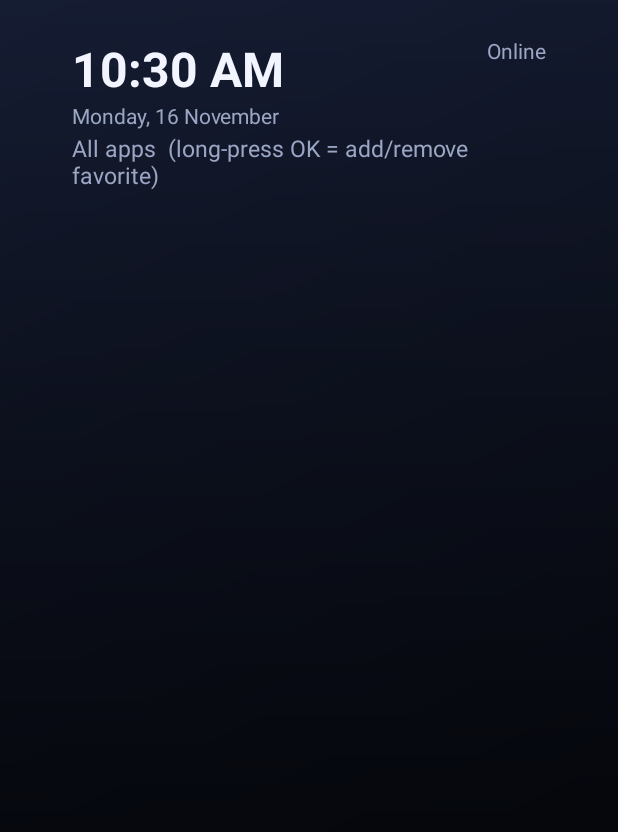
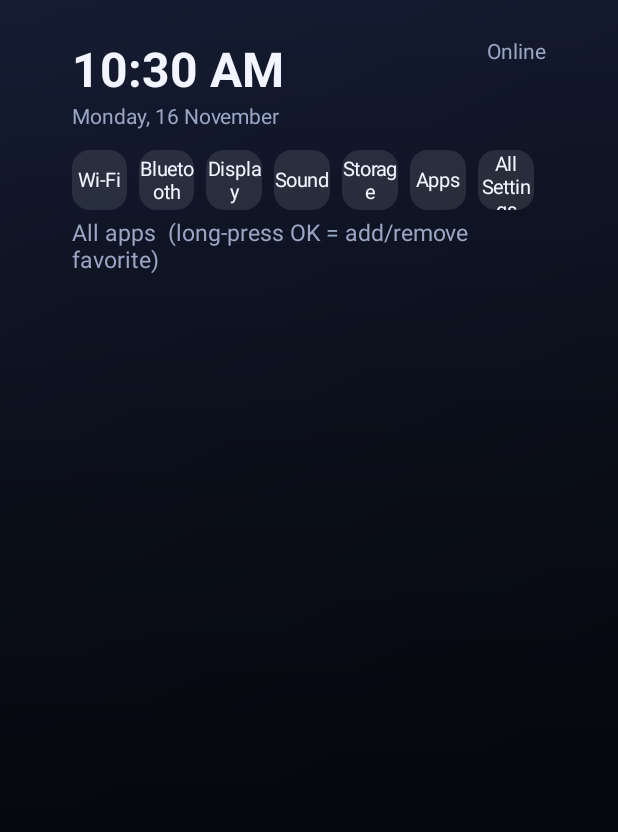
Before and after one commit to Hackerin63/TVCustom, an Android app: the MainActivity screen opened directly, with no data from a screen before it, on a phone screen of 412 x 824 dp. Shown: the top 832 px of the screen. Run offline under Robolectric (Android 15) with nearby library versions, the phone set to English and light mode, and no system bars.

Commit message:
3rd commit

```diff
--- a/app/src/main/AndroidManifest.xml
+++ b/app/src/main/AndroidManifest.xml
@@ -7,7 +7,7 @@
         <intent><action android:name="android.intent.action.MAIN" /><category android:name="android.intent.category.LEANBACK_LAUNCHER" /></intent>
         <intent><action android:name="android.intent.action.MAIN" /><category android:name="android.intent.category.LAUNCHER" /></intent>
     </queries>
-    <application android:label="Aurora" android:icon="@drawable/banner" android:banner="@drawable/banner"
+    <application android:label="KPM TV" android:icon="@drawable/banner" android:banner="@drawable/banner"
         android:theme="@style/AppTheme" android:allowBackup="false">
         <activity android:name=".MainActivity" android:exported="true" android:launchMode="singleTask"
             android:stateNotNeeded="true" android:configChanges="keyboard|keyboardHidden|navigation|orientation|screenSize|uiMode">
--- a/app/src/main/java/com/arun/aurora/MainActivity.kt
+++ b/app/src/main/java/com/arun/aurora/MainActivity.kt
@@ -1,6 +1,7 @@
 package com.arun.aurora
 
 import android.app.Activity
+import android.content.ActivityNotFoundException
 import android.content.Context
 import android.content.Intent
 import android.graphics.Bitmap
@@ -10,18 +11,24 @@ import android.net.NetworkCapabilities
 import android.os.Bundle
 import android.os.Handler
 import android.os.Looper
+import android.provider.Settings
+import android.view.Gravity
 import android.view.View
+import android.view.ViewGroup
 import android.widget.ImageView
+import android.widget.LinearLayout
 import android.widget.TextView
+import androidx.recyclerview.widget.GridLayoutManager
 import androidx.recyclerview.widget.LinearLayoutManager
 import androidx.recyclerview.widget.RecyclerView
 import java.io.File
 import java.text.SimpleDateFormat
 import java.util.Date
-import androidx.recyclerview.widget.GridLayoutManager
 import java.util.Locale
 
 class MainActivity : Activity() {
+    companion object { private var splashDone = false }
+
     private lateinit var repo: AppRepository
     private val handler = Handler(Looper.getMainLooper())
     private lateinit var clock: TextView
@@ -31,6 +38,7 @@ class MainActivity : Activity() {
     private lateinit var recentLabel: TextView
     private lateinit var favRow: RecyclerView
     private lateinit var recentRow: RecyclerView
+    private lateinit var allRow: RecyclerView
     private lateinit var favAdapter: AppAdapter
     private lateinit var recentAdapter: AppAdapter
     private lateinit var allAdapter: AppAdapter
@@ -52,11 +60,12 @@ class MainActivity : Activity() {
         clock = findViewById(R.id.clock); date = findViewById(R.id.date); status = findViewById(R.id.status)
         favLabel = findViewById(R.id.favLabel); recentLabel = findViewById(R.id.recentLabel)
         favRow = findViewById(R.id.favRow); recentRow = findViewById(R.id.recentRow)
+        allRow = findViewById(R.id.allRow)
         favAdapter = newAdapter(); recentAdapter = newAdapter(); allAdapter = newAdapter()
         setupRow(favRow, favAdapter); setupRow(recentRow, recentAdapter)
-        val allRv = findViewById<RecyclerView>(R.id.allRow)
-allRv.layoutManager = GridLayoutManager(this, 5)
-allRv.adapter = allAdapter
+        allRow.layoutManager = GridLayoutManager(this, 5)
+        allRow.adapter = allAdapter
+        buildSettingsRow()
     }
 
     private fun newAdapter() = AppAdapter(
@@ -74,14 +83,86 @@ allRv.adapter = allAdapter
         rv.setHasFixedSize(true)
     }
 
+    // Shortcuts into the native Settings app (original Settings is untouched)
+    private fun buildSettingsRow() {
+        val row = findViewById<LinearLayout>(R.id.settingsRow)
+        val items = listOf(
+            "Wi-Fi" to Settings.ACTION_WIFI_SETTINGS,
+            "Bluetooth" to Settings.ACTION_BLUETOOTH_SETTINGS,
+            "Display" to Settings.ACTION_DISPLAY_SETTINGS,
+            "Sound" to Settings.ACTION_SOUND_SETTINGS,
+            "Storage" to Settings.ACTION_INTERNAL_STORAGE_SETTINGS,
+            "Apps" to Settings.ACTION_APPLICATION_SETTINGS,
+            "All Settings" to Settings.ACTION_SETTINGS
+        )
+        val gap = (8 * resources.displayMetrics.density).toInt()
+        items.forEach { (label, action) ->
+            val tv = TextView(this).apply {
+                text = label
+                setTextColor(getColor(R.color.text_primary))
+                textSize = 13f
+                gravity = Gravity.CENTER
+                isFocusable = true
+                isClickable = true
+                setBackgroundResource(R.drawable.tile_bg)
+                layoutParams = LinearLayout.LayoutParams(0, ViewGroup.LayoutParams.MATCH_PARENT, 1f).apply { marginEnd = gap }
+                setOnClickListener { openSettings(action) }
+                setOnFocusChangeListener { v, f ->
+                    val s = if (f) 1.08f else 1f
+                    v.animate().scaleX(s).scaleY(s).setDuration(120).start()
+                }
+            }
+            row.addView(tv)
+        }
+    }
+
+    private fun openSettings(action: String) {
+        try {
+            startActivity(Intent(action).addFlags(Intent.FLAG_ACTIVITY_NEW_TASK))
+        } catch (e: ActivityNotFoundException) {
+            try { startActivity(Intent(Settings.ACTION_SETTINGS).addFlags(Intent.FLAG_ACTIVITY_NEW_TASK)) }
+            catch (_: Exception) { }
+        }
+    }
+
     override fun onResume() {
         super.onResume()
         loadWallpaper()
         refresh()
         handler.removeCallbacks(tick); handler.post(tick)
+        if (splashDone) {
+            findViewById<View>(R.id.splash).visibility = View.GONE
+            animateIn()
+        } else {
+            playSplash()
+        }
     }
 
     override fun onPause() { handler.removeCallbacks(tick); super.onPause() }
+
+    // "KPM TV" intro, plays once per boot (process start)
+    private fun playSplash() {
+        splashDone = true
+        val s = findViewById<View>(R.id.splash)
+        val t = findViewById<View>(R.id.splashText)
+        s.visibility = View.VISIBLE
+        s.alpha = 1f
+        t.alpha = 0f; t.scaleX = 0.9f; t.scaleY = 0.9f
+        t.animate().alpha(1f).scaleX(1f).scaleY(1f).setDuration(700).withEndAction {
+            s.animate().alpha(0f).setStartDelay(600).setDuration(450).withEndAction {
+                s.visibility = View.GONE
+                animateIn()
+            }.start()
+        }.start()
+    }
+
+    private fun animateIn() {
+        val views = listOf<View>(findViewById(R.id.settingsRow), favRow, recentRow, allRow)
+        views.forEachIndexed { i, v ->
+            v.alpha = 0f; v.translationY = 30f
+            v.animate().alpha(1f).translationY(0f).setStartDelay(80L * i).setDuration(350).start()
+        }
+    }
 
     private fun refresh() {
         val all = repo.allApps()
--- a/app/src/main/res/layout/activity_main.xml
+++ b/app/src/main/res/layout/activity_main.xml
@@ -13,8 +13,10 @@
             <TextView android:id="@+id/status" android:layout_width="wrap_content" android:layout_height="wrap_content"
                 android:layout_alignParentEnd="true" android:textColor="@color/text_secondary" android:textSize="14sp" />
         </RelativeLayout>
+        <LinearLayout android:id="@+id/settingsRow" android:layout_width="match_parent" android:layout_height="40dp"
+            android:layout_marginTop="12dp" android:layout_marginBottom="4dp" android:orientation="horizontal" />
         <TextView android:id="@+id/favLabel" android:layout_width="wrap_content" android:layout_height="wrap_content"
-            android:layout_marginTop="28dp" android:text="Favorites" android:textColor="@color/text_secondary" android:textSize="15sp" />
+            android:layout_marginTop="12dp" android:text="Favorites" android:textColor="@color/text_secondary" android:textSize="15sp" />
         <androidx.recyclerview.widget.RecyclerView android:id="@+id/favRow" android:layout_width="match_parent"
             android:layout_height="wrap_content" android:clipToPadding="false" android:paddingTop="8dp" android:paddingBottom="8dp" />
         <TextView android:id="@+id/recentLabel" android:layout_width="wrap_content" android:layout_height="wrap_content"
@@ -24,7 +26,12 @@
         <TextView android:layout_width="wrap_content" android:layout_height="wrap_content"
             android:text="All apps  (long-press OK = add/remove favorite)" android:textColor="@color/text_secondary" android:textSize="15sp" />
         <androidx.recyclerview.widget.RecyclerView android:id="@+id/allRow" android:layout_width="match_parent"
-    android:layout_height="0dp" android:layout_weight="1" android:clipToPadding="false"
-    android:paddingStart="8dp" android:paddingEnd="8dp" android:paddingTop="8dp" android:paddingBottom="8dp" />
+            android:layout_height="0dp" android:layout_weight="1" android:clipToPadding="false"
+            android:paddingStart="8dp" android:paddingEnd="8dp" android:paddingTop="8dp" android:paddingBottom="8dp" />
     </LinearLayout>
+    <FrameLayout android:id="@+id/splash" android:layout_width="match_parent" android:layout_height="match_parent" android:background="#0B0F1A">
+        <TextView android:id="@+id/splashText" android:layout_width="wrap_content" android:layout_height="wrap_content"
+            android:layout_gravity="center" android:text="KPM TV" android:textColor="@color/text_primary"
+            android:textSize="56sp" android:textStyle="bold" android:letterSpacing="0.2" />
+    </FrameLayout>
 </FrameLayout>
```
